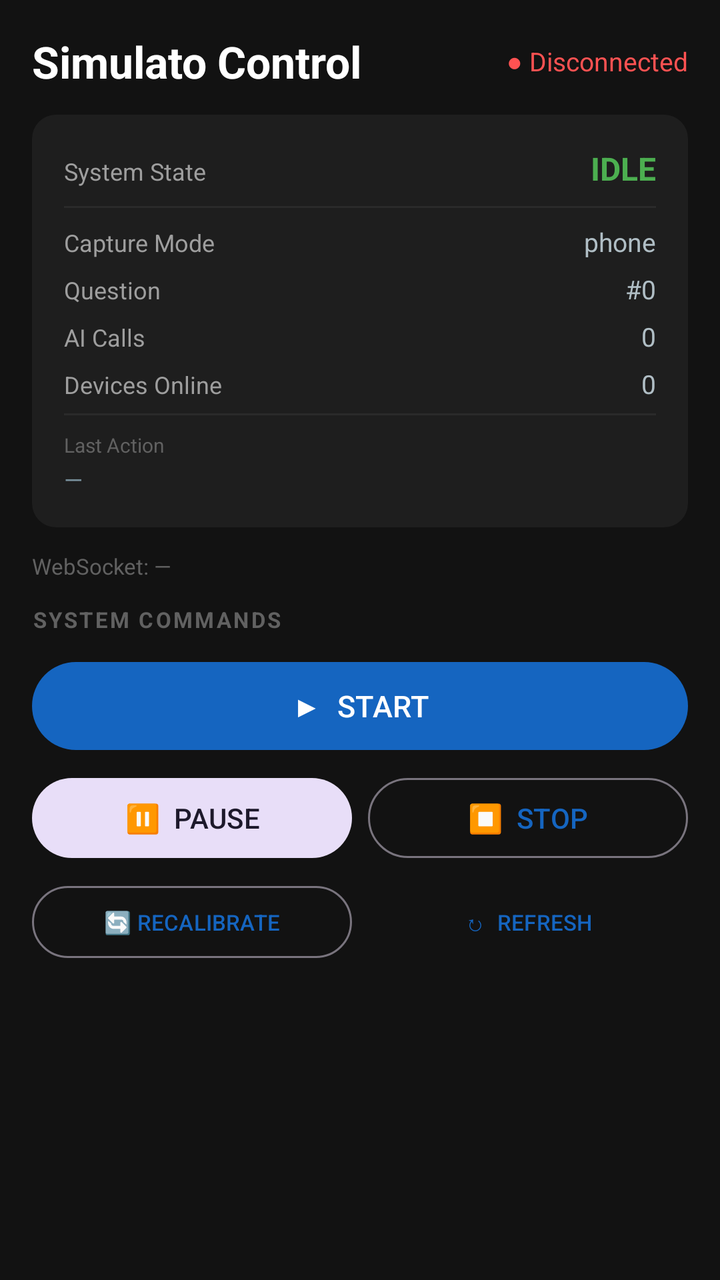
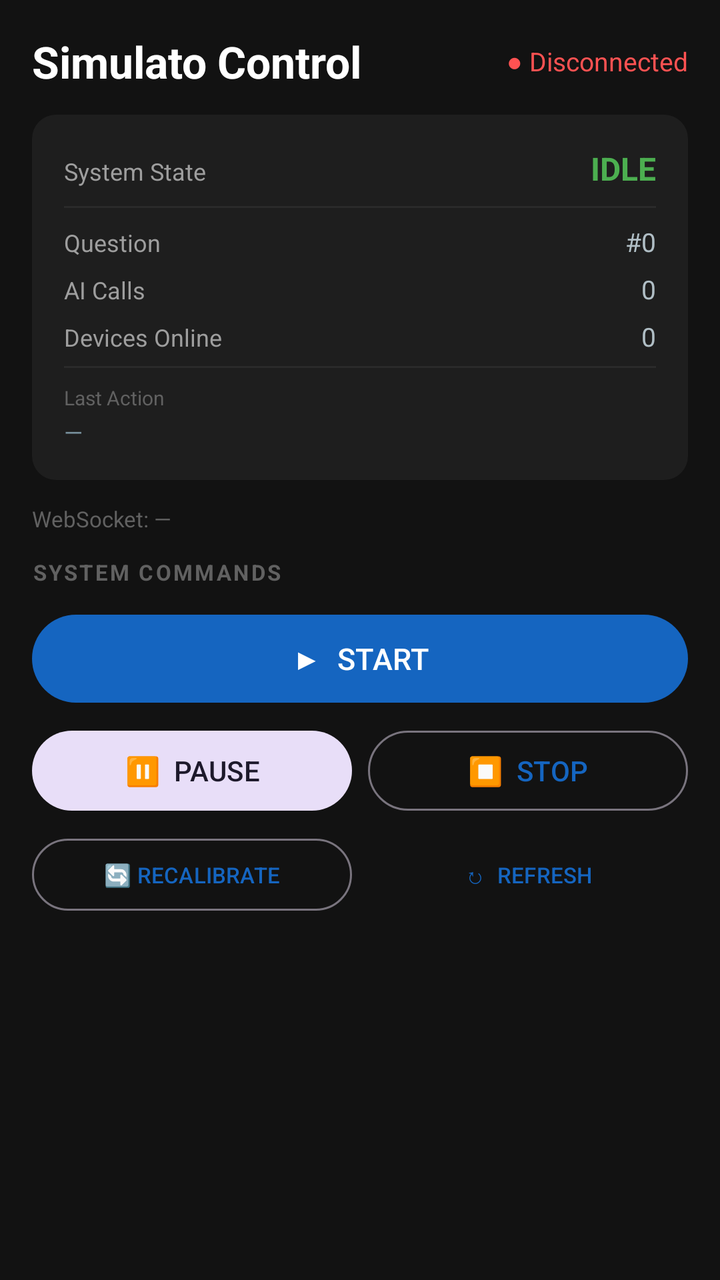

The first picture is an Android layout as it rendered before a commit; the second is the same layout after the commit. The layout source and the unified diff follow.
<!-- AndroidManifest.xml: application theme Theme.Simulato -->
<!-- res/layout/activity_remote_control.xml -->
<?xml version="1.0" encoding="utf-8"?>
<ScrollView xmlns:android="http://schemas.android.com/apk/res/android"
    android:layout_width="match_parent"
    android:layout_height="match_parent"
    android:background="#121212">

    <LinearLayout
        android:layout_width="match_parent"
        android:layout_height="wrap_content"
        android:orientation="vertical"
        android:padding="16dp">

        
        <LinearLayout
            android:layout_width="match_parent"
            android:layout_height="wrap_content"
            android:orientation="horizontal"
            android:gravity="center_vertical"
            android:layout_marginBottom="12dp">

            <TextView
                android:layout_width="0dp"
                android:layout_height="wrap_content"
                android:layout_weight="1"
                android:text="Simulato Control"
                android:textSize="22sp"
                android:textStyle="bold"
                android:textColor="#FFFFFF" />

            <TextView
                android:id="@+id/txtConnectionStatus"
                android:layout_width="wrap_content"
                android:layout_height="wrap_content"
                android:text="● Disconnected"
                android:textSize="13sp"
                android:textColor="#FF5252" />
        </LinearLayout>

        
        <LinearLayout
            android:layout_width="match_parent"
            android:layout_height="wrap_content"
            android:orientation="vertical"
            android:background="@drawable/card_background_dark"
            android:padding="16dp"
            android:layout_marginBottom="12dp">

            <LinearLayout
                android:layout_width="match_parent"
                android:layout_height="wrap_content"
                android:orientation="horizontal"
                android:layout_marginBottom="8dp">

                <TextView
                    android:layout_width="0dp"
                    android:layout_height="wrap_content"
                    android:layout_weight="1"
                    android:text="System State"
                    android:textSize="12sp"
                    android:textColor="#9E9E9E" />

                <TextView
                    android:id="@+id/txtSystemState"
                    android:layout_width="wrap_content"
                    android:layout_height="wrap_content"
                    android:text="IDLE"
                    android:textSize="16sp"
                    android:textStyle="bold"
                    android:textColor="#4CAF50" />
            </LinearLayout>

            <View
                android:layout_width="match_parent"
                android:layout_height="1dp"
                android:background="#2A2A2A"
                android:layout_marginBottom="8dp" />

            
            <LinearLayout
                android:layout_width="match_parent"
                android:layout_height="wrap_content"
                android:orientation="horizontal"
                android:layout_marginBottom="6dp">

                <TextView
                    android:layout_width="0dp"
                    android:layout_height="wrap_content"
                    android:layout_weight="1"
                    android:text="Capture Mode"
                    android:textSize="12sp"
                    android:textColor="#9E9E9E" />

                <TextView
                    android:id="@+id/txtCaptureMode"
                    android:layout_width="wrap_content"
                    android:layout_height="wrap_content"
                    android:text="phone"
                    android:textSize="13sp"
                    android:textColor="#B0BEC5" />
            </LinearLayout>

            
            <LinearLayout
                android:id="@+id/layoutGhostRow"
                android:layout_width="match_parent"
                android:layout_height="wrap_content"
                android:orientation="horizontal"
                android:layout_marginBottom="6dp"
                android:visibility="gone">

                <TextView
                    android:layout_width="0dp"
                    android:layout_height="wrap_content"
                    android:layout_weight="1"
                    android:text="Ghost Agent"
                    android:textSize="12sp"
                    android:textColor="#9E9E9E" />

                <TextView
                    android:id="@+id/txtGhostStatus"
                    android:layout_width="wrap_content"
                    android:layout_height="wrap_content"
                    android:text="—"
                    android:textSize="13sp"
                    android:textColor="#B0BEC5" />
            </LinearLayout>

            
            <LinearLayout
                android:layout_width="match_parent"
                android:layout_height="wrap_content"
                android:orientation="horizontal"
                android:layout_marginBottom="6dp">

                <TextView
                    android:layout_width="0dp"
                    android:layout_height="wrap_content"
                    android:layout_weight="1"
                    android:text="Question"
                    android:textSize="12sp"
                    android:textColor="#9E9E9E" />

                <TextView
                    android:id="@+id/txtQuestionNumber"
                    android:layout_width="wrap_content"
                    android:layout_height="wrap_content"
                    android:text="#0"
                    android:textSize="13sp"
                    android:textColor="#B0BEC5" />
            </LinearLayout>

            <LinearLayout
                android:layout_width="match_parent"
                android:layout_height="wrap_content"
                android:orientation="horizontal"
                android:layout_marginBottom="6dp">

                <TextView
                    android:layout_width="0dp"
                    android:layout_height="wrap_content"
                    android:layout_weight="1"
                    android:text="AI Calls"
                    android:textSize="12sp"
                    android:textColor="#9E9E9E" />

                <TextView
                    android:id="@+id/txtApiCalls"
                    android:layout_width="wrap_content"
                    android:layout_height="wrap_content"
                    android:text="0"
                    android:textSize="13sp"
                    android:textColor="#B0BEC5" />
            </LinearLayout>

            <LinearLayout
                android:layout_width="match_parent"
                android:layout_height="wrap_content"
                android:orientation="horizontal"
                android:layout_marginBottom="6dp">

                <TextView
                    android:layout_width="0dp"
                    android:layout_height="wrap_content"
                    android:layout_weight="1"
                    android:text="Devices Online"
                    android:textSize="12sp"
                    android:textColor="#9E9E9E" />

                <TextView
                    android:id="@+id/txtDevices"
                    android:layout_width="wrap_content"
                    android:layout_height="wrap_content"
                    android:text="0"
                    android:textSize="13sp"
                    android:textColor="#B0BEC5" />
            </LinearLayout>

            <View
                android:layout_width="match_parent"
                android:layout_height="1dp"
                android:background="#2A2A2A"
                android:layout_marginBottom="8dp" />

            
            <TextView
                android:layout_width="wrap_content"
                android:layout_height="wrap_content"
                android:text="Last Action"
                android:textSize="10sp"
                android:textColor="#616161"
                android:layout_marginBottom="2dp" />

            <TextView
                android:id="@+id/txtLastAction"
                android:layout_width="match_parent"
                android:layout_height="wrap_content"
                android:text="—"
                android:textSize="12sp"
                android:textColor="#78909C" />

        </LinearLayout>

        
        <TextView
            android:id="@+id/txtWsStatus"
            android:layout_width="match_parent"
            android:layout_height="wrap_content"
            android:text="WebSocket: —"
            android:textSize="11sp"
            android:textColor="#616161"
            android:layout_marginBottom="12dp" />

        
        <TextView
            android:layout_width="wrap_content"
            android:layout_height="wrap_content"
            android:text="SYSTEM COMMANDS"
            android:textSize="11sp"
            android:textStyle="bold"
            android:textColor="#616161"
            android:letterSpacing="0.1"
            android:layout_marginBottom="10dp" />

        <com.google.android.material.button.MaterialButton
            android:id="@+id/btnStart"
            android:layout_width="match_parent"
            android:layout_height="52dp"
            android:text="▶  START"
            android:textSize="15sp"
            android:layout_marginBottom="6dp" />

        <LinearLayout
            android:layout_width="match_parent"
            android:layout_height="wrap_content"
            android:orientation="horizontal"
            android:layout_marginBottom="6dp">

            <com.google.android.material.button.MaterialButton
                android:id="@+id/btnPause"
                android:layout_width="0dp"
                android:layout_height="48dp"
                android:layout_weight="1"
                android:layout_marginEnd="4dp"
                android:text="⏸  PAUSE"
                style="@style/Widget.Material3.Button.TonalButton" />

            <com.google.android.material.button.MaterialButton
                android:id="@+id/btnStop"
                android:layout_width="0dp"
                android:layout_height="48dp"
                android:layout_weight="1"
                android:layout_marginStart="4dp"
                android:text="⏹  STOP"
                style="@style/Widget.Material3.Button.OutlinedButton" />
        </LinearLayout>

        <LinearLayout
            android:layout_width="match_parent"
            android:layout_height="wrap_content"
            android:orientation="horizontal"
            android:layout_marginBottom="16dp">

            <com.google.android.material.button.MaterialButton
                android:id="@+id/btnRecalibrate"
                android:layout_width="0dp"
                android:layout_height="44dp"
                android:layout_weight="1"
                android:layout_marginEnd="4dp"
                android:text="🔄 RECALIBRATE"
                android:textSize="11sp"
                style="@style/Widget.Material3.Button.OutlinedButton" />

            <com.google.android.material.button.MaterialButton
                android:id="@+id/btnStatus"
                android:layout_width="0dp"
                android:layout_height="44dp"
                android:layout_weight="1"
                android:layout_marginStart="4dp"
                android:text="↻  REFRESH"
                android:textSize="11sp"
                style="@style/Widget.Material3.Button.TextButton" />
        </LinearLayout>

        
        <TextView
            android:id="@+id/txtSystemStatus"
            android:layout_width="match_parent"
            android:layout_height="wrap_content"
            android:visibility="gone"
            android:textSize="11sp"
            android:fontFamily="monospace"
            android:background="#1E1E1E"
            android:padding="10dp"
            android:textColor="#78909C"
            android:layout_marginBottom="12dp" />

        
        <LinearLayout
            android:id="@+id/layoutAlertPanel"
            android:layout_width="match_parent"
            android:layout_height="wrap_content"
            android:orientation="vertical"
            android:background="#3E2723"
            android:padding="16dp"
            android:layout_marginBottom="12dp"
            android:visibility="gone">

            <TextView
                android:layout_width="wrap_content"
                android:layout_height="wrap_content"
                android:text="⚠  ALERT"
                android:textSize="14sp"
                android:textStyle="bold"
                android:textColor="#FF8A65"
                android:layout_marginBottom="6dp" />

            <TextView
                android:id="@+id/txtAlertType"
                android:layout_width="match_parent"
                android:layout_height="wrap_content"
                android:textSize="13sp"
                android:textStyle="bold"
                android:textColor="#FFAB91" />

            <TextView
                android:id="@+id/txtAlertMessage"
                android:layout_width="match_parent"
                android:layout_height="wrap_content"
                android:textSize="12sp"
                android:textColor="#BCAAA4"
                android:layout_marginTop="4dp" />
        </LinearLayout>

        
        <LinearLayout
            android:id="@+id/layoutDecisionPanel"
            android:layout_width="match_parent"
            android:layout_height="wrap_content"
            android:orientation="vertical"
            android:background="#1A237E"
            android:padding="16dp"
            android:layout_marginBottom="12dp"
            android:visibility="gone">

            <TextView
                android:layout_width="wrap_content"
                android:layout_height="wrap_content"
                android:text="🧠 Operator Decision Required"
                android:textSize="14sp"
                android:textStyle="bold"
                android:textColor="#9FA8DA"
                android:layout_marginBottom="10dp" />

            <com.google.android.material.button.MaterialButton
                android:id="@+id/btnRequeryAi"
                android:layout_width="match_parent"
                android:layout_height="44dp"
                android:text="🔁  Re-Query AI"
                android:layout_marginBottom="6dp" />

            <com.google.android.material.button.MaterialButton
                android:id="@+id/btnUseDb"
                android:layout_width="match_parent"
                android:layout_height="44dp"
                android:text="📚  Use Database Answer"
                android:layout_marginBottom="6dp"
                style="@style/Widget.Material3.Button.TonalButton" />

            <com.google.android.material.button.MaterialButton
                android:id="@+id/btnUseAi"
                android:layout_width="match_parent"
                android:layout_height="44dp"
                android:text="🤖  Use AI Answer"
                android:layout_marginBottom="6dp"
                style="@style/Widget.Material3.Button.TonalButton" />

            <com.google.android.material.button.MaterialButton
                android:id="@+id/btnSkipQuestion"
                android:layout_width="match_parent"
                android:layout_height="44dp"
                android:text="⏭  Skip Question"
                style="@style/Widget.Material3.Button.OutlinedButton" />
        </LinearLayout>

    </LinearLayout>
</ScrollView>
<!-- resources referenced by this layout -->
<resources>
  <!-- drawable card_background_dark (drawable) -->
  <?xml version="1.0" encoding="utf-8"?>
  <shape xmlns:android="http://schemas.android.com/apk/res/android"
      android:shape="rectangle">
      <solid android:color="#1E1E1E" />
      <corners android:radius="12dp" />
  </shape>
  <style name="Theme.Simulato" parent="Theme.Material3.Light.NoActionBar">
          <item name="colorPrimary">@color/primary</item>
          <item name="colorPrimaryVariant">@color/primary_variant</item>
          <item name="colorOnPrimary">@color/on_primary</item>
          <item name="colorSecondary">@color/secondary</item>
          <item name="colorSecondaryVariant">@color/secondary_variant</item>
          <item name="colorOnSecondary">@color/on_secondary</item>
          <item name="android:colorBackground">@color/background</item>
          <item name="colorSurface">@color/surface</item>
          <item name="colorError">@color/error</item>
          <item name="colorOnBackground">@color/on_background</item>
          <item name="colorOnSurface">@color/on_surface</item>
      </style>
  <color name="primary">#1565C0</color>
  <color name="primary_variant">#0D47A1</color>
  <color name="on_primary">#FFFFFF</color>
  <color name="secondary">#FF6F00</color>
  <color name="secondary_variant">#E65100</color>
  <color name="on_secondary">#FFFFFF</color>
  <color name="background">#FAFAFA</color>
  <color name="surface">#FFFFFF</color>
  <color name="error">#B00020</color>
  <color name="on_background">#212121</color>
  <color name="on_surface">#212121</color>
</resources>

<!-- the commit's change to res/layout/activity_remote_control.xml (unified diff, before → after) -->
@@ -1,5 +1,6 @@
 <?xml version="1.0" encoding="utf-8"?>
 <ScrollView xmlns:android="http://schemas.android.com/apk/res/android"
+    xmlns:app="http://schemas.android.com/apk/res-auto"
     android:layout_width="match_parent"
     android:layout_height="match_parent"
     android:background="#121212">
@@ -75,55 +76,6 @@
                 android:background="#2A2A2A"
                 android:layout_marginBottom="8dp" />
 
-            
-            <LinearLayout
-                android:layout_width="match_parent"
-                android:layout_height="wrap_content"
-                android:orientation="horizontal"
-                android:layout_marginBottom="6dp">
-
-                <TextView
-                    android:layout_width="0dp"
-                    android:layout_height="wrap_content"
-                    android:layout_weight="1"
-                    android:text="Capture Mode"
-                    android:textSize="12sp"
-                    android:textColor="#9E9E9E" />
-
-                <TextView
-                    android:id="@+id/txtCaptureMode"
-                    android:layout_width="wrap_content"
-                    android:layout_height="wrap_content"
-                    android:text="phone"
-                    android:textSize="13sp"
-                    android:textColor="#B0BEC5" />
-            </LinearLayout>
-
-            
-            <LinearLayout
-                android:id="@+id/layoutGhostRow"
-                android:layout_width="match_parent"
-                android:layout_height="wrap_content"
-                android:orientation="horizontal"
-                android:layout_marginBottom="6dp"
-                android:visibility="gone">
-
-                <TextView
-                    android:layout_width="0dp"
-                    android:layout_height="wrap_content"
-                    android:layout_weight="1"
-                    android:text="Ghost Agent"
-                    android:textSize="12sp"
-                    android:textColor="#9E9E9E" />
-
-                <TextView
-                    android:id="@+id/txtGhostStatus"
-                    android:layout_width="wrap_content"
-                    android:layout_height="wrap_content"
-                    android:text="—"
-                    android:textSize="13sp"
-                    android:textColor="#B0BEC5" />
-            </LinearLayout>
 
             
             <LinearLayout
@@ -217,6 +169,112 @@
                 android:text="—"
                 android:textSize="12sp"
                 android:textColor="#78909C" />
+
+        </LinearLayout>
+
+        
+        
+        
+        <LinearLayout
+            android:id="@+id/layoutExamPcCard"
+            android:layout_width="match_parent"
+            android:layout_height="wrap_content"
+            android:orientation="vertical"
+            android:background="@drawable/card_background_dark"
+            android:padding="16dp"
+            android:layout_marginBottom="12dp"
+            android:visibility="gone">
+
+            
+            <LinearLayout
+                android:layout_width="match_parent"
+                android:layout_height="wrap_content"
+                android:orientation="horizontal"
+                android:gravity="center_vertical"
+                android:layout_marginBottom="10dp">
+
+                <TextView
+                    android:layout_width="0dp"
+                    android:layout_height="wrap_content"
+                    android:layout_weight="1"
+                    android:text="🖥  Exam PC Connection"
+                    android:textSize="14sp"
+                    android:textStyle="bold"
+                    android:textColor="#B0BEC5" />
+
+                <TextView
+                    android:id="@+id/txtGhostStatus"
+                    android:layout_width="wrap_content"
+                    android:layout_height="wrap_content"
+                    android:text="● Disconnected"
+                    android:textSize="13sp"
+                    android:textColor="#FF5252" />
+            </LinearLayout>
+
+            <View
+                android:layout_width="match_parent"
+                android:layout_height="1dp"
+                android:background="#2A2A2A"
+                android:layout_marginBottom="8dp" />
+
+            
+            <LinearLayout
+                android:layout_width="match_parent"
+                android:layout_height="wrap_content"
+                android:orientation="horizontal"
+                android:layout_marginBottom="6dp">
+
+                <TextView
+                    android:layout_width="0dp"
+                    android:layout_height="wrap_content"
+                    android:layout_weight="1"
+                    android:text="Exam PC IP"
+                    android:textSize="12sp"
+                    android:textColor="#9E9E9E" />
+
+                <TextView
+                    android:id="@+id/txtGhostIp"
+                    android:layout_width="wrap_content"
+                    android:layout_height="wrap_content"
+                    android:text="—"
+                    android:textSize="13sp"
+                    android:fontFamily="monospace"
+                    android:textColor="#B0BEC5" />
+            </LinearLayout>
+
+            
+            <LinearLayout
+                android:layout_width="match_parent"
+                android:layout_height="wrap_content"
+                android:orientation="horizontal"
+                android:layout_marginBottom="6dp">
+
+                <TextView
+                    android:layout_width="0dp"
+                    android:layout_height="wrap_content"
+                    android:layout_weight="1"
+                    android:text="Capture Mode"
+                    android:textSize="12sp"
+                    android:textColor="#9E9E9E" />
+
+                <TextView
+                    android:id="@+id/txtCaptureMode"
+                    android:layout_width="wrap_content"
+                    android:layout_height="wrap_content"
+                    android:text="—"
+                    android:textSize="13sp"
+                    android:textColor="#B0BEC5" />
+            </LinearLayout>
+
+            
+            <com.google.android.material.button.MaterialButton
+                android:id="@+id/btnReconnectGhost"
+                android:layout_width="match_parent"
+                android:layout_height="44dp"
+                android:layout_marginTop="8dp"
+                android:text="🔄  Reconnect Exam PC"
+                android:textSize="12sp"
+                style="@style/Widget.Material3.Button.OutlinedButton" />
 
         </LinearLayout>
 
